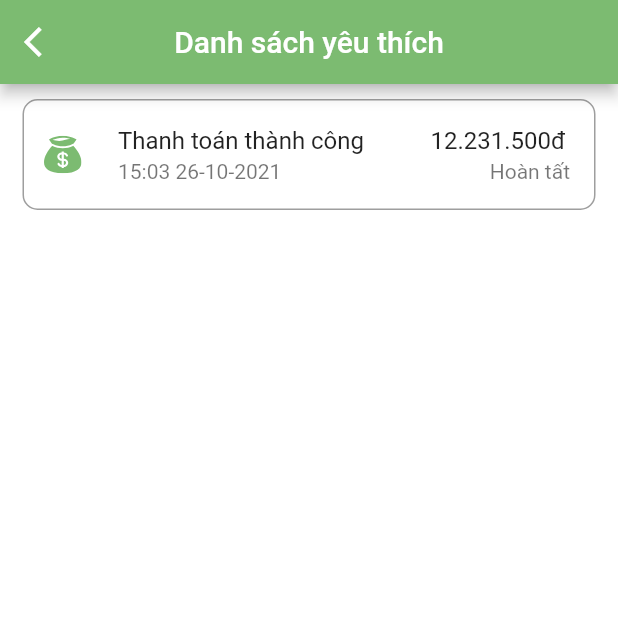
After one commit to buikhoilong/HKLbooks-Android, a Flutter app: the Favourites screen opened directly, on a phone screen of 412 x 824 dp, the top half of it. The commit adds this screen. Run offline on Flutter 3.47's test engine with Material 2 defaults, Android fonts, the light colour scheme and no system bars; our stand-ins replace carousel_slider, easy_splash_screen, flutter_rating_bar, flutter_svg, sqflite; accounts and stored records are empty; network calls fail.

Commit message:
add: favourite model, favouriteprovider; update: pages account, favourite

```diff
--- a/lib/screens/account/account.dart
+++ b/lib/screens/account/account.dart
@@ -1,4 +1,5 @@
 import 'package:flutter/material.dart';
+import 'package:hkl_books/screens/favorite/favorite.dart';
 import 'package:hkl_books/screens/login/login.dart';
 import 'package:hkl_books/screens/my_order/my_order.dart';
 
@@ -33,6 +34,10 @@ class _AccountState extends State<Account> {
                       icon: 'user.svg',
                       navigateTo: AccountDetail()),
                   FunctionButton(
+                      name: 'Danh sách yêu thích',
+                      icon: 'order.svg',
+                      navigateTo: Favorite()),
+                  FunctionButton(
                       name: 'Bảo mật tài khoản',
                       icon: 'Lock.svg',
                       navigateTo: AccountSercurity()),
@@ -48,6 +53,7 @@ class _AccountState extends State<Account> {
                       name: 'Cài đặt',
                       icon: 'setting.svg',
                       navigateTo: Setting()),
+
                   // FunctionButton(
                   //     name: 'Đăng nhập', icon: 'user.svg', navigateTo: Login()),
                 ],
--- /dev/null
+++ b/lib/screens/account/pages/favourites.dart
@@ -0,0 +1,56 @@
+import 'package:flutter/material.dart';
+import 'package:flutter_svg/svg.dart';
+import 'components/my_app_bar.dart';
+
+class Favourites extends StatefulWidget {
+  const Favourites({Key? key}) : super(key: key);
+
+  @override
+  _FavouritesState createState() => _FavouritesState();
+}
+
+class _FavouritesState extends State<Favourites> {
+  @override
+  Widget build(BuildContext context) {
+    return Scaffold(
+        backgroundColor: Colors.white,
+        appBar: MyAppBar(context, 'Danh sách yêu thích'),
+        body: Column(children: [
+          Container(
+            margin: const EdgeInsets.symmetric(horizontal: 15, vertical: 10),
+            padding: const EdgeInsets.only(left: 5),
+            decoration: BoxDecoration(
+                border: Border.all(width: 1, color: Colors.grey),
+                borderRadius: const BorderRadius.all(Radius.circular(10))),
+            child: Row(
+                mainAxisAlignment: MainAxisAlignment.spaceBetween,
+                children: [
+                  Expanded(
+                      flex: 1,
+                      child:
+                          SvgPicture.asset('assets/icons/money-bag-red.svg')),
+                  const Expanded(
+                    flex: 5,
+                    child: ListTile(
+                      title: Text('Thanh toán thành công'),
+                      subtitle: Text(
+                        '15:03 26-10-2021',
+                        //textAlign: TextAlign.center,
+                      ),
+                    ),
+                  ),
+                  const Expanded(
+                    flex: 3,
+                    child: ListTile(
+                      title: Text('12.231.500đ'),
+                      subtitle: Text(
+                        'Hoàn tất',
+                        textAlign: TextAlign.right,
+                      ),
+                    ),
+                  )
+                ]),
+          )
+        ]));
+  }
+}
--- a/lib/screens/favorite/favorite.dart
+++ b/lib/screens/favorite/favorite.dart
@@ -26,7 +26,6 @@ class _FavoriteState extends State<Favorite> {
         color: Colors.white,
         child: ListView(children: [
           const SizedBox(height: 20),
-
           //Sản phẩm
           FavoritedItem(
             favorited: carts[0],
```
Also changed, not shown: lib/models/favourite.dart (added, +35 -0 lines), lib/provider/favouriteprovider.dart (added, +22 -0 lines), lib/repository/api.dart (+43 -0 lines), lib/screens/favorite/components/favorite_item.dart (+5 -5 lines), lib/screens/account/pages/account_detail.dart (line endings or trailing spaces).
